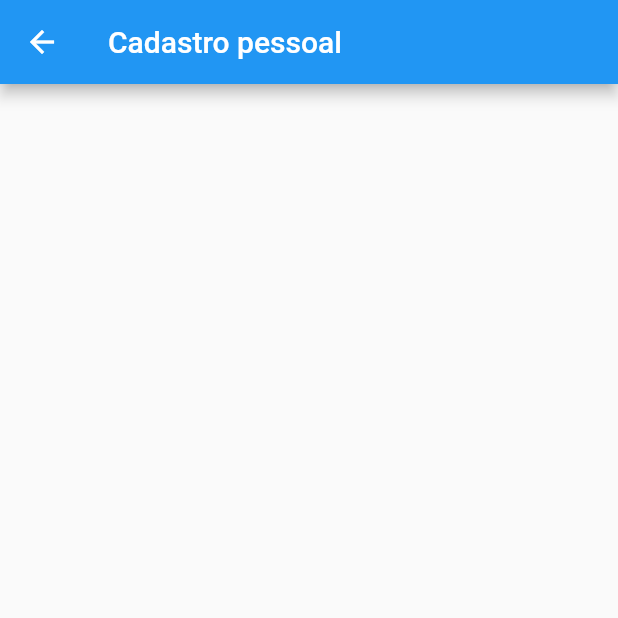
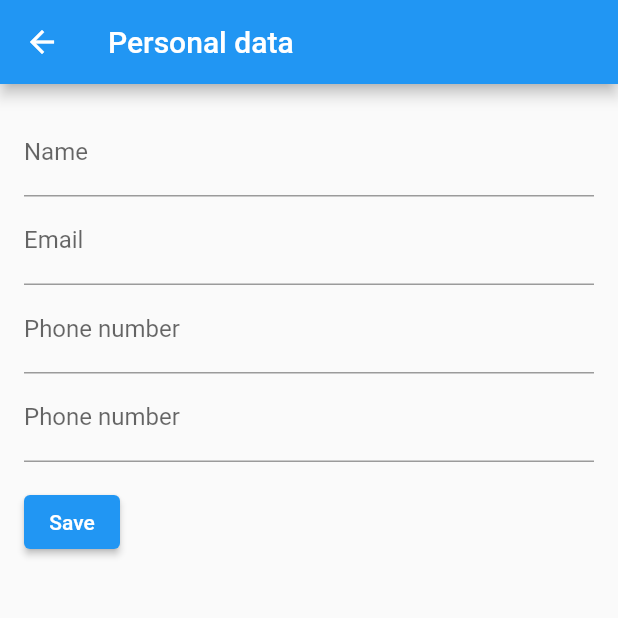
Before and after one commit to brunotfarsura/powereffi_mobile, a Flutter app: the PersonalData screen opened by its route, on a phone screen of 412 x 824 dp, the top half of it. Run offline on Flutter 3.47's test engine with Material 2 defaults, Android fonts, the light colour scheme and no system bars.

Commit message:
create personal registry data

```diff
--- a/lib/main.dart
+++ b/lib/main.dart
@@ -15,10 +15,10 @@ class MyApp extends StatelessWidget {
       theme: ThemeData(
         primarySwatch: Colors.blue,
       ),
-      initialRoute: "/",
+      initialRoute: "/personalData",
       routes: {
         "/": ((context) => const MyHomePage(title: 'My own home page',)), //Screen to start the app
-        "/personalData": (context) => const PersonalData()
+        "/personalData": (context) => PersonalData()
       },
     );
   }
--- a/lib/personalData/personalData.dart
+++ b/lib/personalData/personalData.dart
@@ -2,28 +2,94 @@ import 'package:flutter/material.dart';
 import 'package:flutter/src/widgets/container.dart';
 import 'package:flutter/src/widgets/framework.dart';
 
-class PersonalData extends StatefulWidget {
-  const PersonalData({super.key});
+class PersonalData extends StatelessWidget {
+  PersonalData({super.key});
 
   final Text title = const Text("Cadastro pessoal");
 
-  @override
-  State<PersonalData> createState() => _PersonalDataState();
-}
+  final _formKey = GlobalKey<FormState>();
 
-class _PersonalDataState extends State<PersonalData> {
+  final TextEditingController _nameController = TextEditingController();
+  final TextEditingController _emailController = TextEditingController();
+  final TextEditingController _phoneController = TextEditingController();
+  final TextEditingController _documentController = TextEditingController();
+
   @override
   Widget build(BuildContext context) {
       return Scaffold(
       appBar: AppBar(
-        title: widget.title,
-        actions: [],
+        title: const Text("Personal data"),
         ),
-      //body: ListView.separated(
-      //  itemCount: books.length,
-      //  itemBuilder: ((context, index) => buildListItems(index)),
-      //  separatorBuilder: (context, index) => const Divider(height: 1,)
-      //  )
+      body: SingleChildScrollView(
+        child: Padding(
+          padding: const EdgeInsets.all(16),
+          child: Form(
+            key: _formKey,
+            child: Column(
+              crossAxisAlignment: CrossAxisAlignment.start,
+              children: <Widget>[
+                TextFormField(
+                  decoration: const InputDecoration(
+                      hintText: "Name", labelText: "Name"),
+                  controller: _nameController,
+                  validator: (value) {
+                    if (value == null || value.isEmpty) {
+                      return 'Insert full name';
+                    }
+                    return null;
+                  },
+                ),
+                TextFormField(
+                  decoration: const InputDecoration(
+                      hintText: "Email", labelText: "Email"),
+                  controller: _emailController,
+                  validator: (value) {
+                    if (value == null || value.isEmpty) {
+                      return 'Insert your email';
+                    }
+                    return null;
+                  },
+                ),
+                TextFormField(
+                  decoration: const InputDecoration(
+                      hintText: "Phone number", labelText: "Phone number"),
+                  controller: _phoneController,
+                  validator: (value) {
+                    if (value == null || value.isEmpty) {
+                      return 'Insert your phone number';
+                    }
+                    return null;
+                  },
+                ),
+                TextFormField(
+                  decoration: const InputDecoration(
+                      hintText: "Document number", labelText: "Phone number"),
+                  controller: _documentController,
+                  validator: (value) {
+                    if (value == null || value.isEmpty) {
+                      return 'Insert your document number';
+                    }
+                    return null;
+                  },
+                ),
+                Padding(
+                  padding: const EdgeInsets.symmetric(vertical: 16.0),
+                  child: ElevatedButton(
+                    onPressed: () {
+                      //if (_formKey.currentState!.validate()) {
+                      //  Book book = Book(name: _nameController.text,
+                      //      author: _emailController.text);
+                      //  Navigator.pop(context, book);
+                      //}
+                    },
+                    child: const Text('Save'),
+                  ),
+                ),
+              ],
+            ),
+          ),
+        ),
+      ),
     );
   }
 }
```
